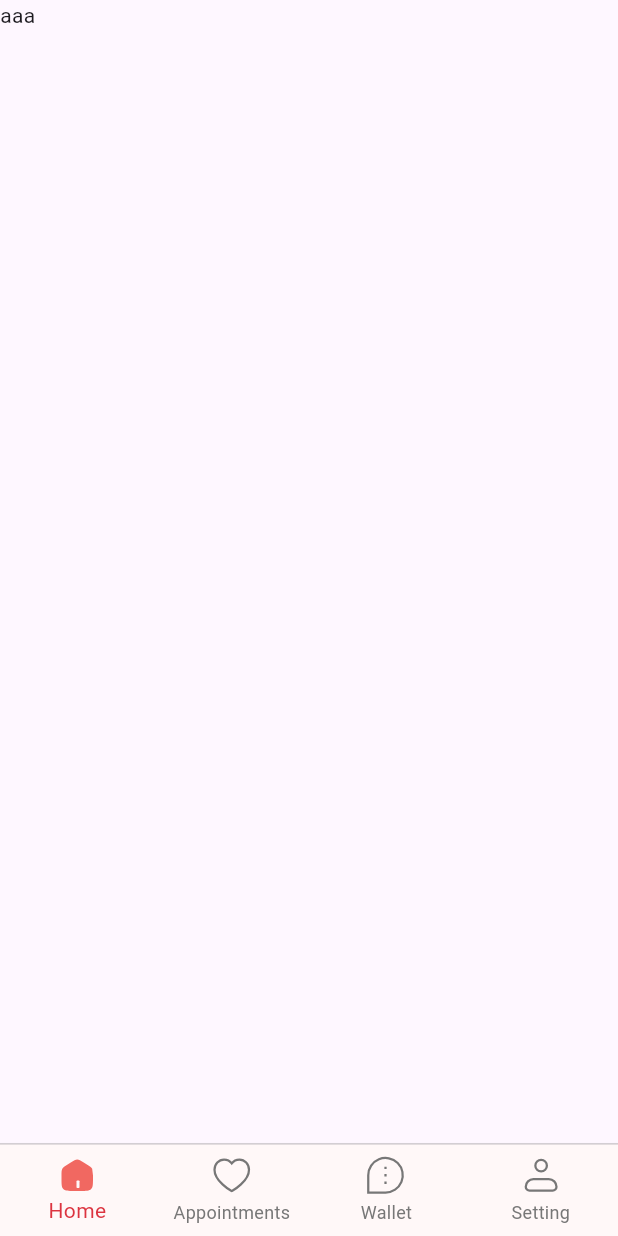
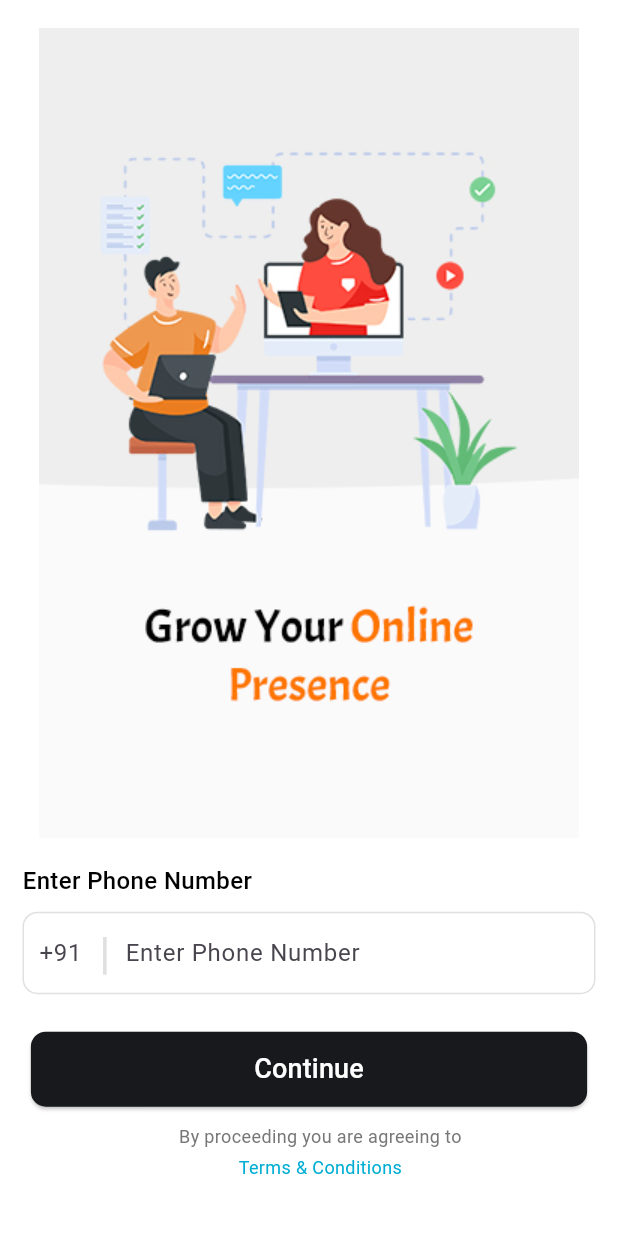
Before and after one commit to divyamittal-1712/consultant, a Flutter app: the screen it shows after launch, on a phone screen of 412 x 824 dp. Run offline on Flutter 3.47's test engine with Material 3 defaults, Android fonts, the phone set to English and light mode, and no system bars; drawn by our look-alikes of loader_overlay; our stand-ins replace cached_network_image, flutter_native_splash, flutter_spinkit, flutter_svg, permission_handler, pinput and 2 more; Roboto replaces fonts that are missing (assets/font/Inter_Regular.ttf).

Commit message:
phone & Otp screen

```diff
--- a/lib/constant/app_assets.dart
+++ b/lib/constant/app_assets.dart
@@ -1,7 +1,9 @@
 class AppAssets {
 
-  static String appLogo= "assets/images/logo.png";
-  static String placeholder= "assets/images/placeholder.png";
+  static const String _imagePath = 'assets/images/';
+  static String appLogo= "${_imagePath}logo.png";
+  static String placeholder= "${_imagePath}placeholder.png";
+  static String phoneBack= "${_imagePath}phone_back.jpg";
 
 
 }
--- /dev/null
+++ b/lib/screens/login/controller/otp_controller.dart
@@ -0,0 +1,10 @@
+import 'package:consultant_app/screens/home/bottom_navigation/home_page/homepage_screen.dart';
+import 'package:consultant_app/screens/home/home.dart';
+import 'package:flutter/cupertino.dart';
+
+class OTPProvider extends ChangeNotifier{
+
+  homeTap(BuildContext context){
+    Navigator.of(context).pushNamedAndRemoveUntil(HomeScreen.routeName, (route) => false);
+  }
+}
--- /dev/null
+++ b/lib/screens/login/controller/phone_controller.dart
@@ -0,0 +1,15 @@
+import 'package:consultant_app/screens/login/views/OTP.dart';
+import 'package:flutter/cupertino.dart';
+
+import '../../home/home.dart';
+
+class PhoneProvider extends ChangeNotifier {
+
+  final TextEditingController phoneController = TextEditingController();
+  final TextEditingController countryController = TextEditingController();
+
+  otpTap(BuildContext context) async {
+    Navigator.of(context).pushNamedAndRemoveUntil(OTPScreen.routeName, (route) => false);
+
+  }
+}
--- /dev/null
+++ b/lib/screens/login/views/phone.dart
@@ -0,0 +1,170 @@
+import 'package:consultant_app/constant/app_assets.dart';
+import 'package:consultant_app/constant/app_theme.dart';
+import 'package:consultant_app/screens/login/controller/phone_controller.dart';
+import 'package:flutter/material.dart';
+import 'package:provider/provider.dart';
+
+import '../../../utils/app_colors.dart';
+import '../../../utils/size_config.dart';
+import '../../../utils/validation_function.dart';
+import '../../../widgets/custom_text_filed.dart';
+import '../../../widgets/default_button.dart';
+import '../../../widgets/text_widget.dart';
+
+class PhoneScreen extends StatelessWidget {
+  static const String routeName = '/phone_screen';
+
+  const PhoneScreen({super.key});
+
+  @override
+  Widget build(BuildContext context) {
+    SizeConfig.init(context);
+    var width = MediaQuery.of(context).size.width;
+    var height = MediaQuery.of(context).size.height;
+    return Scaffold(
+      backgroundColor: AppTheme.appWhite,
+      body: Consumer<PhoneProvider>(
+        builder: (context, provider, child) {
+          return SingleChildScrollView(
+            child: Column(
+              mainAxisAlignment: MainAxisAlignment.start,
+              children: [
+                Image.asset(
+                  AppAssets.phoneBack,
+                  width: width,
+                  height: height * 0.7,
+                ),
+                Padding(
+                  padding: const EdgeInsets.only(left: 15.0),
+                  child: Align(
+                    alignment: Alignment.topLeft,
+                    child: NormalText(
+                      text: "Enter Phone Number",
+                      size: 16,
+                      fontWeight: FontWeight.w500,
+                    ),
+                  ),
+                ),
+                const SizedBox(
+                  height: 10,
+                ),
+                Padding(
+                  padding: const EdgeInsets.symmetric(horizontal: 15.0),
+                  child: Container(
+                    height: 55,
+                    decoration: BoxDecoration(
+                        border: Border.all(
+                            width: 1, color: AppColor.borderLightGreyColor),
+                        borderRadius: BorderRadius.circular(10)),
+                    child: Row(
+                      mainAxisAlignment: MainAxisAlignment.center,
+                      children: [
+                        const SizedBox(
+                          width: 10,
+                        ),
+                        SizedBox(
+                          width: 40,
+                          child: CustomTextField(
+                            controller: provider.countryController,
+                            keyboardType: TextInputType.number,
+                            decoration: InputDecoration(
+                              border: InputBorder.none,
+                              hintText: "+91",
+                              labelStyle: TextStyle(color: AppColor.textGrey),
+                            ),
+                            style: TextStyle(
+                              color: AppColor.appBlack,
+                              fontWeight: FontWeight.w400,
+                              fontFamily: "assets/font/Inter_Regular.ttf",
+                            ),
+                          ),
+                        ),
+                        Text(
+                          "|",
+                          style: TextStyle(
+                              fontSize: 30,
+                              color: AppColor.borderLightGreyColor),
+                        ),
+                        const SizedBox(
+                          width: 10,
+                        ),
+                        Expanded(
+                          child: CustomTextField(
+                            controller: provider.phoneController,
+                            keyboardType: TextInputType.number,
+                            maxLength: 10,
+                            decoration: InputDecoration(
+                              border: InputBorder.none,
+                              // focusedBorder: OutlineInputBorder(borderRadius: BorderRadius.circular(10),borderSide: BorderSide(color: AppColor.textGrey)),
+                              // enabledBorder: OutlineInputBorder(borderRadius: BorderRadius.circular(10),borderSide: BorderSide(color: AppColor.borderLightGreyColor)),
+                              hintText: "Enter Phone Number",
+                              // labelText: "Enter number",
+                              counterText: "",
+                              labelStyle: TextStyle(color: AppColor.textGrey),
+                            ),
+                            style: TextStyle(
+                              color: AppColor.appBlack,
+                              fontWeight: FontWeight.w400,
+                              fontFamily: "assets/font/Inter_Regular.ttf",
+                            ),
+                            validator: validateMobileNumber,
+                          ),
+                        )
+                      ],
+                    ),
+                  ),
+                ),
+                const SizedBox(
+                  height: 25,
+                ),
+                Padding(
+                  padding: const EdgeInsets.symmetric(horizontal: 15.0),
+                  child: DefaultButton(
+                    key: UniqueKey(),
+                    // loadingFlag: provider.isLoading,
+                    onPressed: () {
+                      provider.otpTap(context);
+                    },
+
+                    text: "Continue",
+                    fontSize: 18,
+                    textAlign: TextAlign.center,
+                    fontWeight: FontWeight.w500,
+                    fixedSizeWidth: 0.9,
+                    fontColor: AppColor.whiteColor,
+                  ),
+                ),
+                const SizedBox(height: 12,),
+
+                Padding(
+                  padding: const EdgeInsets.only(left: 15.0),
+                  child: Column(
+                    children: [
+                      Align(
+                        alignment: Alignment.center,
+                        child: NormalText(
+                          text: "By proceeding you are agreeing to",
+                          size: 12,
+                          color: AppColor.textGrey,
+                        ),
+                      ),
+                      const SizedBox(height: 5,),
+                      Align(
+                        alignment: Alignment.center,
+                        child: NormalText(
+                          text: "Terms & Conditions",
+                          size: 12,
+                          color: AppColor.skyBlueColor,
+                        ),
+                      ),
+                    ],
+                  )
+                ),
+              ],
+            ),
+          );
+        },
+      ),
+    );
+  }
+}
--- a/lib/screens/splash/views/splashscreen.dart
+++ b/lib/screens/splash/views/splashscreen.dart
@@ -1,6 +1,7 @@
 import 'dart:ui';
 import 'package:consultant_app/screens/home/bottom_navigation/home_page/homepage_screen.dart';
 import 'package:consultant_app/screens/home/home.dart';
+import 'package:consultant_app/screens/login/views/phone.dart';
 import 'package:flutter/cupertino.dart';
 import 'package:flutter/material.dart';
 import '../../../constant/app_assets.dart';
@@ -29,7 +30,7 @@ class _SplashScreenState extends State<SplashScreen> {
       // if(storedText.isNotEmpty){
       //   Navigator.of(context).pushReplacementNamed(HomeActivity.routeName);
       // }else{
-        Navigator.of(context).pushReplacementNamed(HomeScreen.routeName);
+        Navigator.of(context).pushReplacementNamed(PhoneScreen.routeName);
       // }
     });
 
--- a/lib/utils/provider_dependencies.dart
+++ b/lib/utils/provider_dependencies.dart
@@ -1,3 +1,5 @@
+import 'package:consultant_app/screens/login/controller/otp_controller.dart';
+import 'package:consultant_app/screens/login/controller/phone_controller.dart';
 import 'package:provider/provider.dart';
 import 'package:provider/single_child_widget.dart';
 import '../screens/home/bottom_navigation/home_page/provider/homepage_provider.dart';
@@ -10,6 +12,8 @@ class ProviderHandler {
       ListenableProvider<SplashProvider>(create: (_) => SplashProvider()),
       ListenableProvider<HomeProvider>(create: (_) => HomeProvider()),
       ListenableProvider<HomePageProvider>(create: (_) => HomePageProvider()),
+      ListenableProvider<PhoneProvider>(create: (_) => PhoneProvider()),
+      ListenableProvider<OTPProvider>(create: (_) => OTPProvider()),
 
     ];
     return independentServices;
--- a/lib/utils/router.dart
+++ b/lib/utils/router.dart
@@ -1,3 +1,5 @@
+import 'package:consultant_app/screens/login/views/OTP.dart';
+import 'package:consultant_app/screens/login/views/phone.dart';
 import 'package:flutter/material.dart';
 
 import '../screens/home/home.dart';
@@ -33,6 +35,12 @@ Route<dynamic> generateRouteNew(RouteSettings settings) {
     case HomeScreen.routeName:
       routeView = const HomeScreen();
       break;
+    case PhoneScreen.routeName:
+      routeView = const PhoneScreen();
+      break;
+      case OTPScreen.routeName:
+      routeView = const OTPScreen();
+      break;
 
 
     default:
--- a/lib/widgets/default_button.dart
+++ b/lib/widgets/default_button.dart
@@ -82,9 +82,9 @@ class DefaultButton extends StatelessWidget {
         style: ElevatedButton.styleFrom(
             fixedSize: Size(width ?? fixwidth, height ?? 50),
             // fixedSize: Size(MediaQuery.of(context).size.width * fixedSizeWidth!, height ?? 48),
-            backgroundColor: color ?? AppColor.yellowColor,
+            backgroundColor: color ?? AppColor.appBlack,
             shape: RoundedRectangleBorder(
-                borderRadius: BorderRadius.circular(radius ?? 15))),
+                borderRadius: BorderRadius.circular(radius ?? 10))),
         child: Row(
           mainAxisSize: MainAxisSize.min,
           crossAxisAlignment: CrossAxisAlignment.center,
--- a/pubspec.yaml
+++ b/pubspec.yaml
@@ -53,6 +53,7 @@ dependencies:
   http: ^1.2.0
   dio: ^4.0.6
   shared_preferences: ^2.0.8
+  pinput: ^2.2.12
 
 dev_dependencies:
   flutter_test:
```
Also changed, not shown: lib/screens/login/views/OTP.dart (added, +146 -0 lines), assets/images/phone_back.jpg (added), pubspec.lock, 5 other files.
